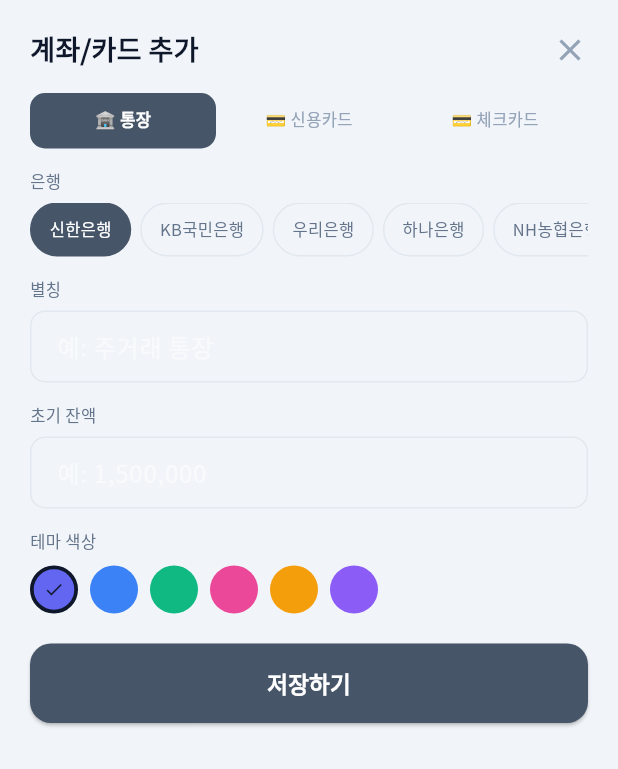
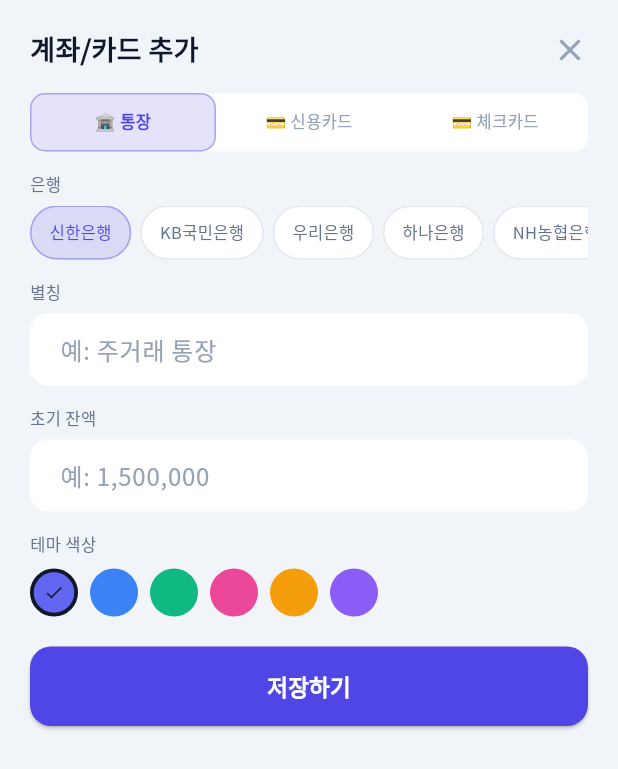
Before and after one commit to trudy4905/smart-budget-app, a Flutter app: the AddAccountSheet widget shown alone on an empty page, opened directly, on a phone screen of 412 x 824 dp. Shown: the top 769 px of the screen. Run offline on Flutter 3.47's test engine with Material 3 defaults, Android fonts, the phone set to English and light mode, and no system bars; our stand-ins replace google_fonts, shared_preferences; accounts and stored records are empty.

Commit message:
Update Add Account Sheet theme to match sidebar

```diff
--- a/flutter_app/lib/widgets/add_account_sheet.dart
+++ b/flutter_app/lib/widgets/add_account_sheet.dart
@@ -73,7 +73,7 @@ class _AddAccountSheetState extends State<AddAccountSheet> {
             const SizedBox(height: 16),
             // Type toggle
             Container(
-              decoration: BoxDecoration(color: const Color(0xFFF1F5F9), borderRadius: BorderRadius.circular(10)),
+              decoration: BoxDecoration(color: const Color(0xFFFFFFFF), borderRadius: BorderRadius.circular(10)),
               child: Row(
                 children: [
                   _typeTab('bank', '🏦 통장'),
@@ -99,11 +99,11 @@ class _AddAccountSheetState extends State<AddAccountSheet> {
                       margin: const EdgeInsets.only(right: 6),
                       padding: const EdgeInsets.symmetric(horizontal: 12),
                       decoration: BoxDecoration(
-                        color: isActive ? const Color(0xFF475569) : const Color(0xFFF1F5F9),
+                        color: isActive ? const Color(0xFF4F46E5).withOpacity(0.15) : const Color(0xFFFFFFFF),
                         borderRadius: BorderRadius.circular(18),
-                        border: Border.all(color: isActive ? const Color(0xFF475569) : const Color(0xFFE2E8F0)),
+                        border: Border.all(color: isActive ? const Color(0xFF4F46E5).withOpacity(0.4) : const Color(0xFFE2E8F0)),
                       ),
-                      child: Center(child: Text(b, style: GoogleFonts.notoSansKr(fontSize: 11, color: isActive ? const Color(0xFFFFFFFF) : const Color(0xFF64748B)))),
+                      child: Center(child: Text(b, style: GoogleFonts.notoSansKr(fontSize: 11, color: isActive ? const Color(0xFF4F46E5) : const Color(0xFF64748B)))),
                     ),
                   );
                 }).toList(),
@@ -206,7 +206,7 @@ class _AddAccountSheetState extends State<AddAccountSheet> {
               child: ElevatedButton(
                 onPressed: _save,
                 style: ElevatedButton.styleFrom(
-                  backgroundColor: const Color(0xFF475569),
+                  backgroundColor: const Color(0xFF4F46E5),
                   padding: const EdgeInsets.symmetric(vertical: 16),
                   shape: RoundedRectangleBorder(borderRadius: BorderRadius.circular(14)),
                 ),
@@ -228,13 +228,14 @@ class _AddAccountSheetState extends State<AddAccountSheet> {
           duration: const Duration(milliseconds: 150),
           padding: const EdgeInsets.symmetric(vertical: 10),
           decoration: BoxDecoration(
-            color: isActive ? const Color(0xFF475569) : Colors.transparent,
+            color: isActive ? const Color(0xFF4F46E5).withOpacity(0.15) : Colors.transparent,
             borderRadius: BorderRadius.circular(10),
+            border: isActive ? Border.all(color: const Color(0xFF4F46E5).withOpacity(0.4)) : Border.all(color: Colors.transparent),
           ),
           child: Center(
             child: Text(label,
                 style: GoogleFonts.notoSansKr(
-                  fontSize: 11, color: isActive ? const Color(0xFFFFFFFF) : const Color(0xFF94A3B8),
+                  fontSize: 11, color: isActive ? const Color(0xFF4F46E5) : const Color(0xFF94A3B8),
                   fontWeight: isActive ? FontWeight.w700 : FontWeight.w400,
                 )),
           ),
@@ -245,13 +246,14 @@ class _AddAccountSheetState extends State<AddAccountSheet> {
 
   InputDecoration _inputDec(String hint) => InputDecoration(
         hintText: hint,
-        hintStyle: GoogleFonts.notoSansKr(color: const Color(0xFFF8FAFC)),
+        hintStyle: GoogleFonts.notoSansKr(color: const Color(0xFF94A3B8)),
         filled: true,
-        fillColor: const Color(0xFFF1F5F9),
-        border: OutlineInputBorder(borderRadius: BorderRadius.circular(10), borderSide: const BorderSide(color: Color(0xFFE2E8F0))),
-        enabledBorder: OutlineInputBorder(borderRadius: BorderRadius.circular(10), borderSide: const BorderSide(color: Color(0xFFE2E8F0))),
-        focusedBorder: OutlineInputBorder(borderRadius: BorderRadius.circular(10), borderSide: const BorderSide(color: Color(0xFF4F46E5))),
-        contentPadding: const EdgeInsets.symmetric(horizontal: 14, vertical: 12),
+        fillColor: const Color(0xFFFFFFFF),
+        border: OutlineInputBorder(
+          borderRadius: BorderRadius.circular(12),
+          borderSide: BorderSide.none,
+        ),
+        contentPadding: const EdgeInsets.symmetric(horizontal: 16, vertical: 12),
       );
 
   void _save() {
--- a/flutter_app/lib/widgets/app_drawer.dart
+++ b/flutter_app/lib/widgets/app_drawer.dart
@@ -464,7 +464,7 @@ class _AppDrawerState extends State<AppDrawer> {
   void _showAddAccountDialog(BuildContext context, AppState state, {Account? editAccount}) {
     showModalBottomSheet(
       context: context,
-      backgroundColor: const Color(0xFFFFFFFF),
+      backgroundColor: const Color(0xFFF1F5F9),
       isScrollControlled: true,
       shape: const RoundedRectangleBorder(borderRadius: BorderRadius.vertical(top: Radius.circular(20))),
       builder: (_) => ChangeNotifierProvider.value(
```
